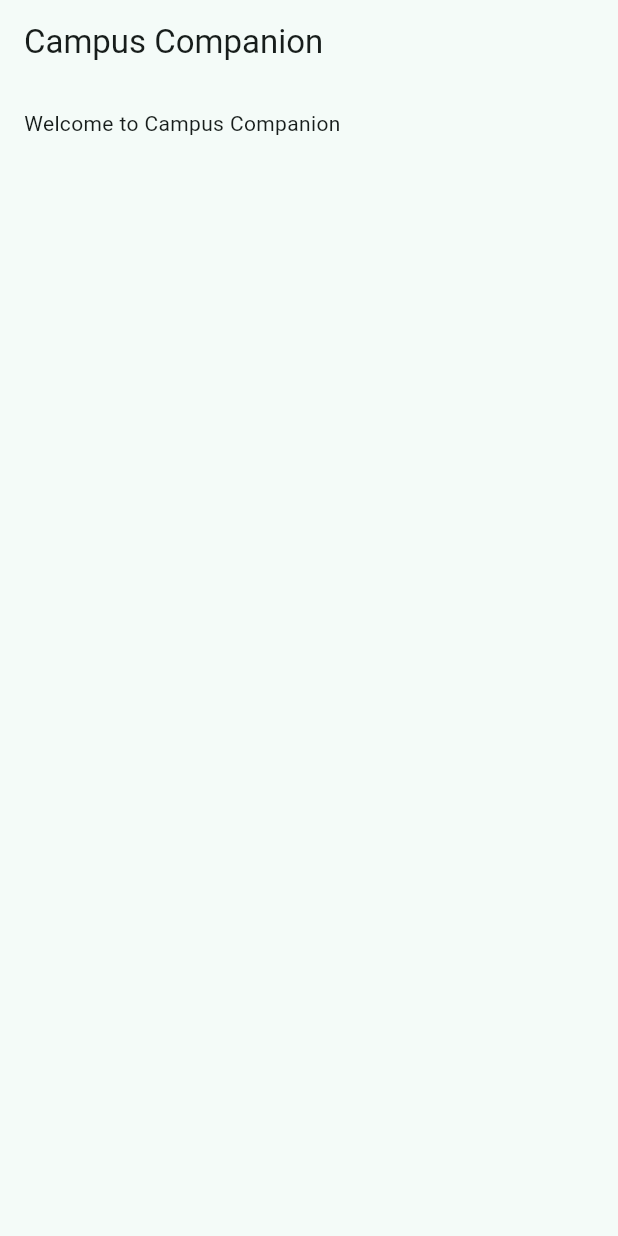
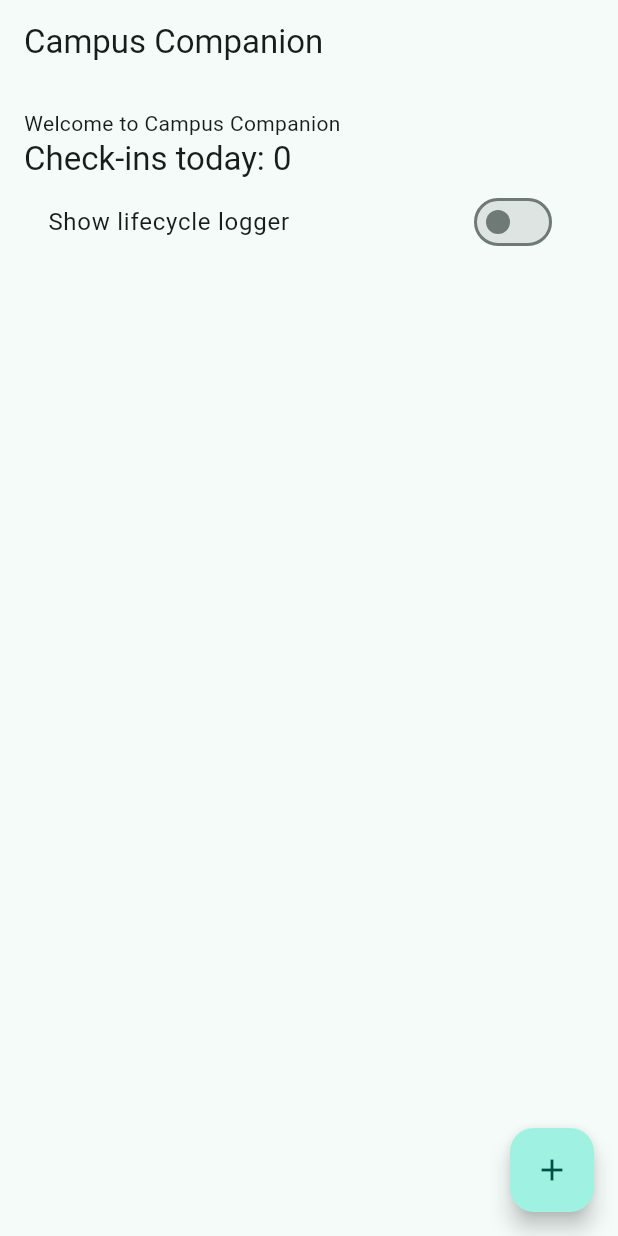
Before and after one commit to tsion875/mad-labs-UGR-6511-16, a Flutter app: the screen it shows after launch, on a phone screen of 412 x 824 dp. Run offline on Flutter 3.47's test engine with Material 3 defaults, Android fonts, the phone set to English and light mode, and no system bars.

Commit message:
feat(week02): task 2 implement HomeScreen

```diff
--- a/week02/lib/screens/home_screen.dart
+++ b/week02/lib/screens/home_screen.dart
@@ -1,29 +1,60 @@
 import 'package:flutter/material.dart';
+
+import '../widgets/lifecycle_logger.dart';
 
 /// Home screen.
 // TODO(lab): Task 2 — decide whether HomeScreen must be stateless or
 // stateful (write the reason in lifecycle.md), then make it:
-//  - show 'Check-ins today: N' (titleLarge text style)
-//  - have a FloatingActionButton (Icons.add) that adds one to N
-//  - have a SwitchListTile 'Show lifecycle logger'
+//  - show a check-in counter starting at 0
+//  - increment the counter when the FAB is pressed
 //  - show LifecycleLogger(label: 'Check-ins: N') only while the switch
 //    is on
 // The tests in test/screens/home_screen_test.dart describe the behaviour.
-class HomeScreen extends StatelessWidget {
+class HomeScreen extends StatefulWidget {
   const HomeScreen({super.key});
+
+  @override
+  State<HomeScreen> createState() => _HomeScreenState();
+}
+
+class _HomeScreenState extends State<HomeScreen> {
+  int _checkIns = 0;
+  bool _showLogger = false;
 
   @override
   Widget build(BuildContext context) {
     return Scaffold(
       appBar: AppBar(title: const Text('Campus Companion')),
-      body: const Padding(
-        padding: EdgeInsets.all(16),
+      body: Padding(
+        padding: const EdgeInsets.all(16),
         child: Column(
           crossAxisAlignment: CrossAxisAlignment.stretch,
           children: [
-            Text('Welcome to Campus Companion'),
+            const Text('Welcome to Campus Companion'),
+            Text(
+              'Check-ins today: $_checkIns',
+              style: Theme.of(context).textTheme.titleLarge,
+            ),
+            SwitchListTile(
+              title: const Text('Show lifecycle logger'),
+              value: _showLogger,
+              onChanged: (value) {
+                setState(() {
+                  _showLogger = value;
+                });
+              },
+            ),
+            if (_showLogger) LifecycleLogger(label: 'Check-ins: $_checkIns'),
           ],
         ),
+      ),
+      floatingActionButton: FloatingActionButton(
+        onPressed: () {
+          setState(() {
+            _checkIns++;
+          });
+        },
+        child: const Icon(Icons.add),
       ),
     );
   }
```
Also changed, not shown: 1 other file.
